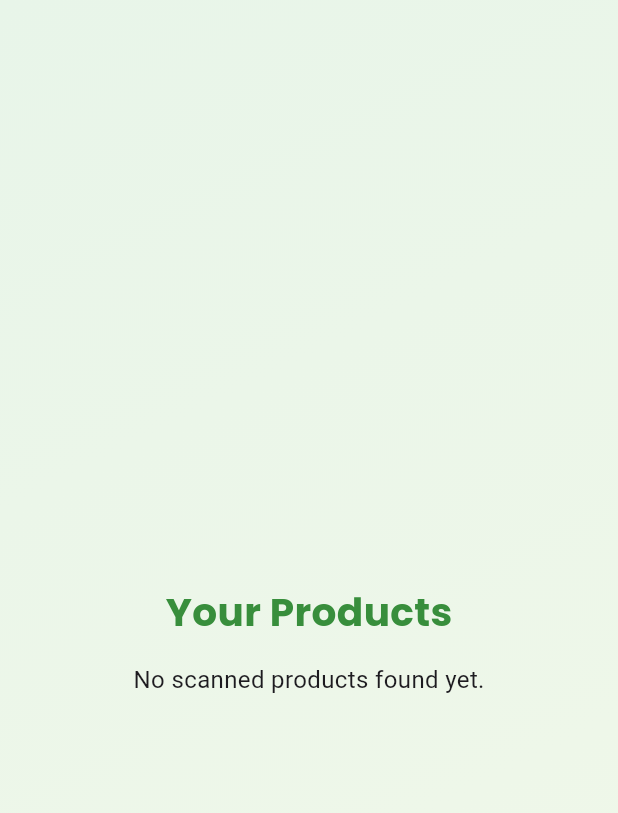
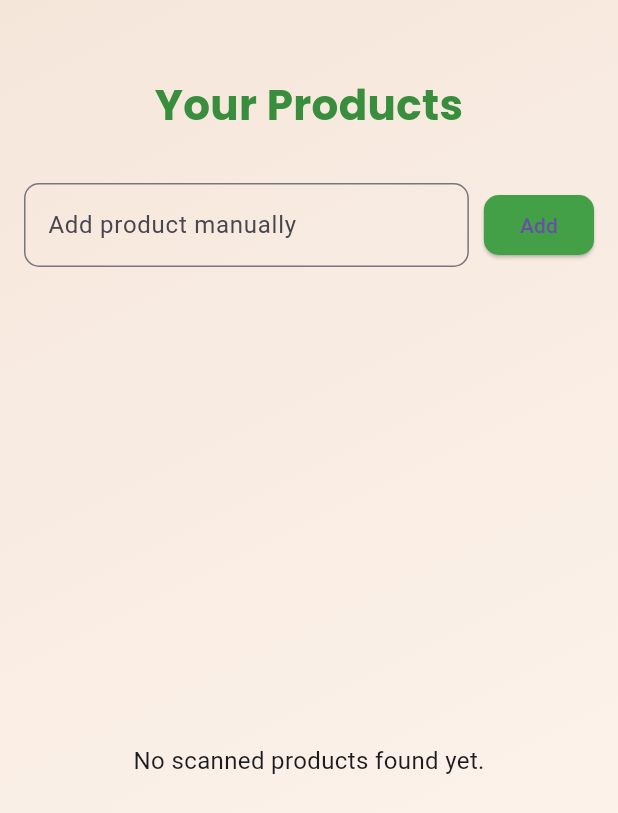
Before and after one commit to ViktorZlatev/MealScan, a Flutter app: the ProductsPage screen opened directly, on a phone screen of 412 x 824 dp. Shown: the top 813 px of the screen. Run offline on Flutter 3.47's test engine with Material 3 defaults, Android fonts, the phone set to English and light mode, and no system bars; our stand-ins replace animate_do, cloud_firestore, firebase_auth, firebase_core, google_fonts, image_picker and 1 more; missing offline and left inert: google_mlkit_text_recognition; accounts and stored records are empty.

Commit message:
everything_done

```diff
--- a/scan_app/lib/pages/extracted_products.dart
+++ b/scan_app/lib/pages/extracted_products.dart
@@ -2,7 +2,7 @@ import 'dart:convert';
 import 'package:http/http.dart' as http;
 
 class OpenAIService {
-  //static const _apiKey = '';
+  static const _apiKey = '';
   static const _endpoint = 'https://api.openai.com/v1/chat/completions';
 
   static Future<String> generateMealIdeas(String inputText) async {
--- a/scan_app/lib/pages/openai_service.dart
+++ b/scan_app/lib/pages/openai_service.dart
@@ -2,7 +2,7 @@ import 'dart:convert';
 import 'package:http/http.dart' as http;
 
 class OpenAIService {
-  //static const _apiKey = '';
+  static const _apiKey = '';
   static const _endpoint = 'https://api.openai.com/v1/chat/completions';
 
   static Future<String> generateRecipes(String inputText) async {
--- a/scan_app/lib/pages/products.dart
+++ b/scan_app/lib/pages/products.dart
@@ -4,8 +4,57 @@ import 'package:animate_do/animate_do.dart';
 import 'package:firebase_auth/firebase_auth.dart';
 import 'package:cloud_firestore/cloud_firestore.dart';
 
-class ProductsPage extends StatelessWidget {
+class ProductsPage extends StatefulWidget {
   const ProductsPage({super.key});
+
+  @override
+  State<ProductsPage> createState() => _ProductsPageState();
+}
+
+class _ProductsPageState extends State<ProductsPage> {
+  final TextEditingController _productController = TextEditingController();
+
+  Future<void> _addProduct(String newProduct) async {
+    final user = FirebaseAuth.instance.currentUser;
+    if (user == null || newProduct.trim().isEmpty) return;
+
+    final docRef = FirebaseFirestore.instance
+        .collection('users')
+        .doc(user.uid)
+        .collection('extractedData')
+        .doc('products');
+
+    final docSnapshot = await docRef.get();
+
+    if (docSnapshot.exists) {
+      final existingProducts = List<String>.from(docSnapshot.data()?['products'] ?? []);
+      existingProducts.add(newProduct.trim());
+      await docRef.set({'products': existingProducts}, SetOptions(merge: true));
+    } else {
+      await docRef.set({'products': [newProduct.trim()]});
+    }
+
+    _productController.clear();
+  }
+
+  Future<void> _deleteProduct(String productToRemove) async {
+    final user = FirebaseAuth.instance.currentUser;
+    if (user == null) return;
+
+    final docRef = FirebaseFirestore.instance
+        .collection('users')
+        .doc(user.uid)
+        .collection('extractedData')
+        .doc('products');
+
+    final docSnapshot = await docRef.get();
+    if (docSnapshot.exists) {
+      final List<dynamic> currentProducts = docSnapshot.data()?['products'] ?? [];
+      currentProducts.remove(productToRemove);
+
+      await docRef.set({'products': currentProducts}, SetOptions(merge: true));
+    }
+  }
 
   @override
   Widget build(BuildContext context) {
@@ -20,14 +69,64 @@ class ProductsPage extends StatelessWidget {
         .collection('extractedData')
         .doc('products');
 
-    return Container(
+    return Scaffold(
+      body: Container(
         decoration: const BoxDecoration(
           gradient: LinearGradient(
-          colors: [Color(0xFFE8F5E9), Color(0xFFF1F8E9)],
+            colors: [Color(0xFFF5E6DA), Color(0xFFFFF7F1)],
             begin: Alignment.topLeft,
             end: Alignment.bottomRight,
           ),
         ),
+        child: Column(
+          children: [
+            const SizedBox(height: 50),
+            Padding(
+              padding: const EdgeInsets.symmetric(horizontal: 16.0),
+              child: Align(
+                alignment: Alignment.center,
+                child: Text(
+                  "Your Products",
+                  style: GoogleFonts.poppins(
+                    fontSize: 28,
+                    fontWeight: FontWeight.bold,
+                    color: Colors.green.shade700,
+                  ),
+                   textAlign: TextAlign.center,
+                ),
+              ),
+            ),
+            const SizedBox(height: 20),
+            Padding(
+              padding: const EdgeInsets.symmetric(horizontal: 16, vertical: 12),
+              child: Row(
+                children: [
+                  Expanded(
+                    child: TextField(
+                      controller: _productController,
+                      decoration: InputDecoration(
+                        labelText: "Add product manually",
+                        border: OutlineInputBorder(
+                          borderRadius: BorderRadius.circular(10),
+                        ),
+                      ),
+                    ),
+                  ),
+                  const SizedBox(width: 10),
+                  ElevatedButton(
+                    onPressed: () => _addProduct(_productController.text),
+                    style: ElevatedButton.styleFrom(
+                      backgroundColor: Colors.green.shade600,
+                      shape: RoundedRectangleBorder(
+                        borderRadius: BorderRadius.circular(10),
+                      ),
+                    ),
+                    child: const Text("Add"),
+                  ),
+                ],
+              ),
+            ),
+            Expanded(
               child: StreamBuilder<DocumentSnapshot>(
                 stream: productsDocRef.snapshots(),
                 builder: (context, snapshot) {
@@ -35,33 +134,6 @@ class ProductsPage extends StatelessWidget {
                     return const Center(child: CircularProgressIndicator());
                   }
                   if (!snapshot.hasData || !snapshot.data!.exists) {
-            return Column(
-              mainAxisAlignment: MainAxisAlignment.center,
-              children: [
-                const SizedBox(height: 30),
-                Center(
-                  child: Text(
-                    "Your Products",
-                    style: GoogleFonts.poppins(
-                      fontSize: 26,
-                      fontWeight: FontWeight.bold,
-                      color: Colors.green.shade700,
-                    ),
-                  ),
-                ),
-                const SizedBox(height: 15),
-                const Center(
-                  child: Text(
-                    "No scanned products found yet.",
-                    style: TextStyle(fontSize: 16),
-                  ),
-                ),
-              ],
-            );
-          }
-
-          if (!snapshot.hasData || !snapshot.data!.exists) {
-
                     return const Center(
                       child: Text(
                         "No scanned products found yet.",
@@ -102,6 +174,10 @@ class ProductsPage extends StatelessWidget {
                                 fontWeight: FontWeight.w500,
                               ),
                             ),
+                            trailing: IconButton(
+                              icon: const Icon(Icons.delete_outline, color: Colors.red),
+                              onPressed: () => _deleteProduct(product),
+                            ),
                           ),
                         ),
                       );
@@ -109,6 +185,10 @@ class ProductsPage extends StatelessWidget {
                   );
                 },
               ),
+            ),
+          ],
+        ),
+      ),
     );
   }
 }
--- a/scan_app/lib/pages/your_recipes.dart
+++ b/scan_app/lib/pages/your_recipes.dart
@@ -20,6 +20,7 @@ class YourRecipesPage extends StatelessWidget {
         .get();
 
     if (!productsSnapshot.exists || productsSnapshot.data() == null) {
+      // ignore: use_build_context_synchronously
       ScaffoldMessenger.of(context).showSnackBar(
         const SnackBar(content: Text("Няма намерени продукти.")),
       );
@@ -30,6 +31,7 @@ class YourRecipesPage extends StatelessWidget {
     final List<dynamic> productsList = data['products'] ?? [];
 
     if (productsList.isEmpty) {
+      // ignore: use_build_context_synchronously
       ScaffoldMessenger.of(context).showSnackBar(
         const SnackBar(content: Text("Няма налични продукти за генериране на рецепти.")),
       );
@@ -39,6 +41,7 @@ class YourRecipesPage extends StatelessWidget {
     final formattedProducts = productsList.join(', ');
 
     try {
+      // ignore: use_build_context_synchronously
       ScaffoldMessenger.of(context).showSnackBar(
         const SnackBar(content: Text("Генериране на рецепти...")),
       );
@@ -52,10 +55,12 @@ class YourRecipesPage extends StatelessWidget {
           .doc('recipes')
           .set({'recipesText': recipesText});
 
+      // ignore: use_build_context_synchronously
       ScaffoldMessenger.of(context).showSnackBar(
         const SnackBar(content: Text("Рецептите са генерирани успешно!")),
       );
     } catch (e) {
+      // ignore: use_build_context_synchronously
       ScaffoldMessenger.of(context).showSnackBar(
         SnackBar(content: Text("Грешка при генериране: $e")),
       );
@@ -159,6 +164,7 @@ class YourRecipesPage extends StatelessWidget {
                   ...recipesList.map(
                     (recipe) => BounceInUp(
                       child: Card(
+                        // ignore: deprecated_member_use
                         color: Colors.white.withOpacity(0.9),
                         shape: RoundedRectangleBorder(
                           borderRadius: BorderRadius.circular(20),
```
Also changed, not shown: scan_app/lib/pages/scan.dart (+12 -7 lines), scan_app/lib/pages/start.dart (+7 -7 lines). Lines whose indentation alone changed are shown as unchanged.
